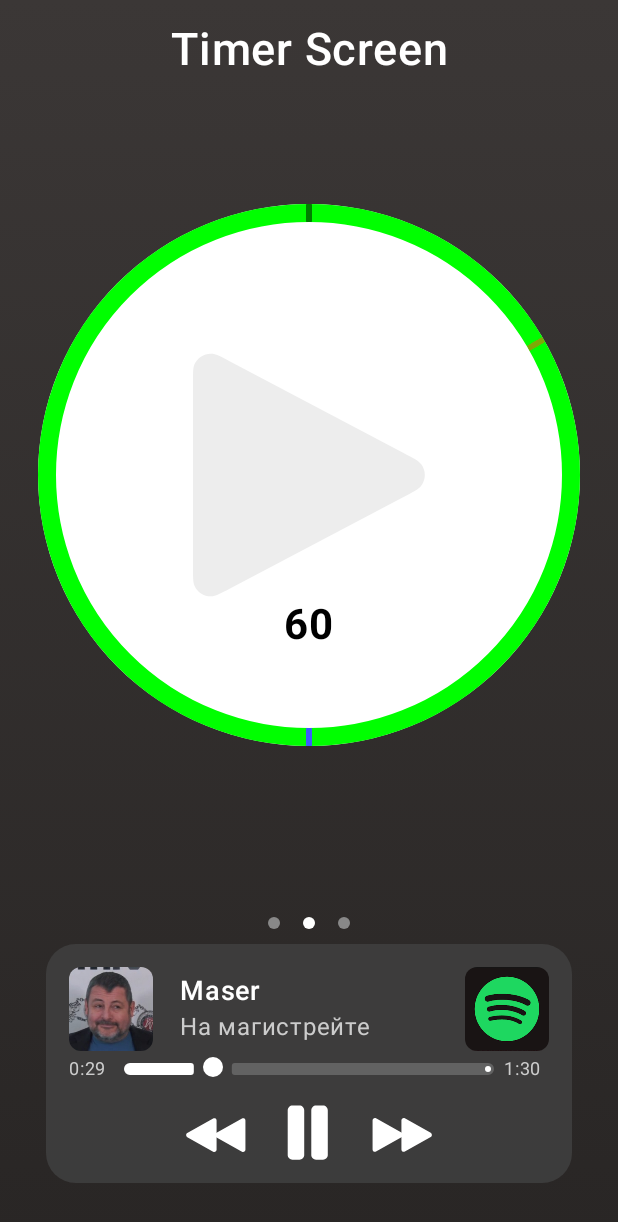
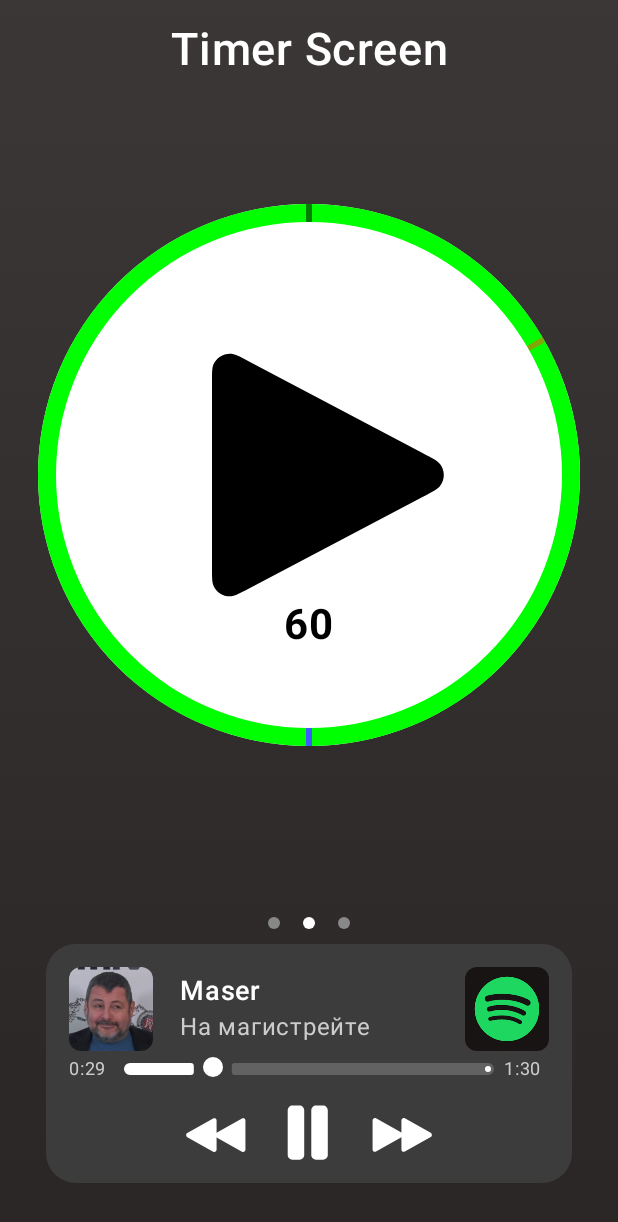
Before and after one commit to ShemLeon/MafTimer, an Android app built with Jetpack Compose: the screen it shows after launch (MainActivity), on a phone screen of 412 x 824 dp. Shown: the top 1222 px of the screen. Run offline under Robolectric (Android 15) with nearby library versions, the phone set to English and light mode, and no system bars; our stand-ins replace Dagger/Hilt's generated code.

Commit message:
UI MusicalPlayer - colors

```diff
--- a/app/src/main/java/com/leoevg/maftimer/presenter/screens/main/MainScreen.kt
+++ b/app/src/main/java/com/leoevg/maftimer/presenter/screens/main/MainScreen.kt
@@ -124,7 +124,6 @@ private fun MainScreenContent(
                             .align(Alignment.Center)
                             .pointerInput(state.isRunning, state.isPaused, state.isFinished) {
                                 detectTapGestures(
-
                                     onLongPress = {
                                         context.performStrongVibration()       // «сильная» вибрация
                                         if (state.isRunning) {
@@ -159,7 +158,10 @@ private fun MainScreenContent(
                             ),
                             contentDescription = if (state.isRunning) "Renew" else "Start",
                             tint = Color.Black,
-                            modifier = Modifier.fillMaxSize(0.45f)
+                            modifier = Modifier
+                                .fillMaxSize(0.45f)
+                                .offset(x = if (state.isRunning || state.isPaused ) 0.dp else (screenHeightDp * 0.015f))
+
                         )
                     }
 // ─────────────────────────────────────
--- a/app/src/main/res/drawable/btn_start.xml
+++ b/app/src/main/res/drawable/btn_start.xml
@@ -5,6 +5,5 @@
     android:viewportHeight="177">
   <path
       android:pathData="M152.71,104.48C160.02,100.62 163.68,98.69 165.4,96.49C169.06,91.79 169.06,85.21 165.4,80.51C163.68,78.31 160.02,76.38 152.71,72.52L26.5,5.92C19.99,2.48 16.73,0.77 14.1,0.54C8.5,0.07 3.23,3.25 1.03,8.42C0,10.85 0,14.54 0,21.9V155.1C0,162.46 0,166.15 1.03,168.58C3.23,173.75 8.5,176.93 14.1,176.46C16.73,176.23 19.99,174.51 26.5,171.08L152.71,104.48Z"
-      android:fillColor="#F4F4F4"
-      android:fillAlpha="0.07"/>
+      android:fillColor="#000000"/>
 </vector>
```
